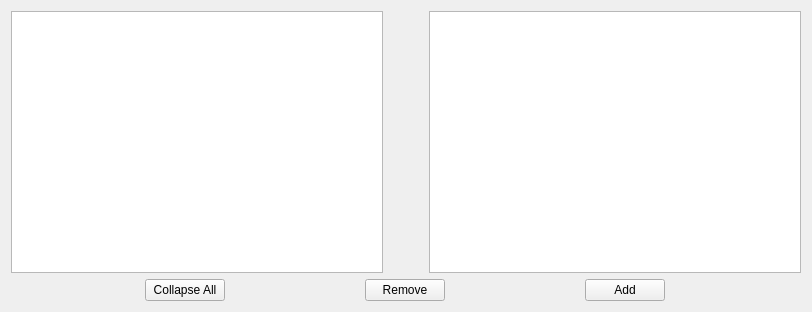
This is forms/maintab_items.ui in cbnolok/Leviathan as Qt 5 draws it before an edit. The edited form follows.
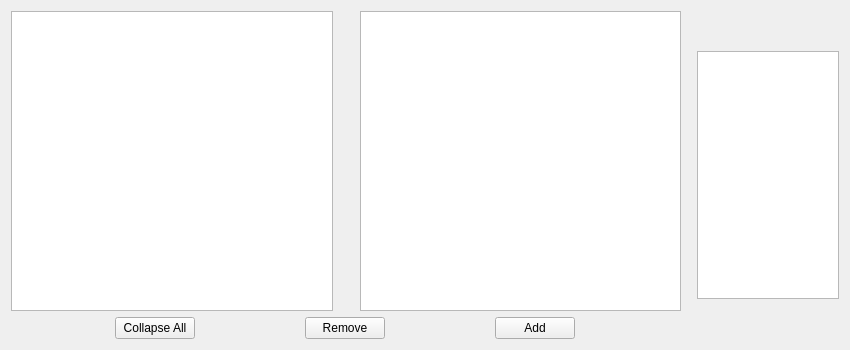
This is the edited form.

Patch:
```diff
--- a/forms/maintab_items.ui
+++ b/forms/maintab_items.ui
@@ -6,8 +6,8 @@
    <rect>
     <x>0</x>
     <y>0</y>
-    <width>812</width>
-    <height>312</height>
+    <width>850</width>
+    <height>350</height>
    </rect>
   </property>
   <property name="windowTitle">
@@ -15,43 +15,20 @@
   </property>
   <layout class="QVBoxLayout" name="verticalLayout">
    <item>
-    <layout class="QVBoxLayout" name="VerticalLayout">
-     <item>
-      <layout class="QHBoxLayout" name="horizontalLayout2_lists">
-       <item>
-        <widget class="QTreeView" name="treeView_organizer">
-         <property name="editTriggers">
-          <set>QAbstractItemView::NoEditTriggers</set>
-         </property>
-         <attribute name="headerVisible">
-          <bool>false</bool>
-         </attribute>
-         <attribute name="headerDefaultSectionSize">
-          <number>18</number>
-         </attribute>
-         <attribute name="headerMinimumSectionSize">
-          <number>18</number>
-         </attribute>
-        </widget>
-       </item>
-       <item>
-        <spacer name="horizontalSpacer_lists">
-         <property name="orientation">
-          <enum>Qt::Horizontal</enum>
-         </property>
-         <property name="sizeType">
-          <enum>QSizePolicy::Fixed</enum>
-         </property>
-         <property name="sizeHint" stdset="0">
-          <size>
-           <width>40</width>
-           <height>20</height>
-          </size>
-         </property>
-        </spacer>
-       </item>
-       <item>
+    <layout class="QGridLayout" name="gridLayout_main" columnstretch="20,1,4">
+     <item row="0" column="0">
+      <layout class="QGridLayout" name="gridLayout_lists">
+       <property name="sizeConstraint">
+        <enum>QLayout::SetDefaultConstraint</enum>
+       </property>
+       <item row="0" column="2">
         <widget class="QTreeView" name="treeView_objList">
+         <property name="sizePolicy">
+          <sizepolicy hsizetype="Expanding" vsizetype="Expanding">
+           <horstretch>4</horstretch>
+           <verstretch>0</verstretch>
+          </sizepolicy>
+         </property>
          <property name="editTriggers">
           <set>QAbstractItemView::NoEditTriggers</set>
          </property>
@@ -69,51 +46,157 @@
          </attribute>
         </widget>
        </item>
-      </layout>
-     </item>
-     <item>
-      <layout class="QHBoxLayout" name="horizontalLayout2_buttons">
-       <item>
-        <widget class="QPushButton" name="pushButton_collapseAll">
+       <item row="0" column="1">
+        <spacer name="horizontalSpacer_lists">
+         <property name="orientation">
+          <enum>Qt::Horizontal</enum>
+         </property>
+         <property name="sizeType">
+          <enum>QSizePolicy::Fixed</enum>
+         </property>
+         <property name="sizeHint" stdset="0">
+          <size>
+           <width>15</width>
+           <height>20</height>
+          </size>
+         </property>
+        </spacer>
+       </item>
+       <item row="0" column="0">
+        <widget class="QTreeView" name="treeView_organizer">
          <property name="sizePolicy">
-          <sizepolicy hsizetype="Fixed" vsizetype="Fixed">
-           <horstretch>0</horstretch>
+          <sizepolicy hsizetype="Expanding" vsizetype="Expanding">
+           <horstretch>4</horstretch>
            <verstretch>0</verstretch>
           </sizepolicy>
          </property>
-         <property name="text">
-          <string>Collapse All</string>
+         <property name="editTriggers">
+          <set>QAbstractItemView::NoEditTriggers</set>
          </property>
+         <attribute name="headerVisible">
+          <bool>false</bool>
+         </attribute>
+         <attribute name="headerDefaultSectionSize">
+          <number>18</number>
+         </attribute>
+         <attribute name="headerMinimumSectionSize">
+          <number>18</number>
+         </attribute>
         </widget>
        </item>
+       <item row="1" column="0" colspan="3">
+        <layout class="QHBoxLayout" name="horizontalLayout3_list_buttons">
+         <item>
+          <widget class="QPushButton" name="pushButton_collapseAll">
+           <property name="sizePolicy">
+            <sizepolicy hsizetype="Fixed" vsizetype="Fixed">
+             <horstretch>0</horstretch>
+             <verstretch>0</verstretch>
+            </sizepolicy>
+           </property>
+           <property name="text">
+            <string>Collapse All</string>
+           </property>
+          </widget>
+         </item>
+         <item>
+          <widget class="QPushButton" name="pushButton_remove">
+           <property name="sizePolicy">
+            <sizepolicy hsizetype="Fixed" vsizetype="Fixed">
+             <horstretch>0</horstretch>
+             <verstretch>0</verstretch>
+            </sizepolicy>
+           </property>
+           <property name="text">
+            <string>Remove</string>
+           </property>
+          </widget>
+         </item>
+         <item>
+          <widget class="QPushButton" name="pushButton_add">
+           <property name="sizePolicy">
+            <sizepolicy hsizetype="Fixed" vsizetype="Fixed">
+             <horstretch>0</horstretch>
+             <verstretch>0</verstretch>
+            </sizepolicy>
+           </property>
+           <property name="text">
+            <string>Add</string>
+           </property>
+          </widget>
+         </item>
+        </layout>
+       </item>
+      </layout>
+     </item>
+     <item row="0" column="2">
+      <layout class="QVBoxLayout" name="verticalLayout_img">
        <item>
-        <widget class="QPushButton" name="pushButton_remove">
-         <property name="sizePolicy">
-          <sizepolicy hsizetype="Fixed" vsizetype="Fixed">
-           <horstretch>0</horstretch>
-           <verstretch>0</verstretch>
-          </sizepolicy>
+        <spacer name="verticalSpacer">
+         <property name="orientation">
+          <enum>Qt::Vertical</enum>
          </property>
-         <property name="text">
-          <string>Remove</string>
+         <property name="sizeType">
+          <enum>QSizePolicy::Minimum</enum>
          </property>
-        </widget>
+         <property name="sizeHint" stdset="0">
+          <size>
+           <width>20</width>
+           <height>40</height>
+          </size>
+         </property>
+        </spacer>
        </item>
        <item>
-        <widget class="QPushButton" name="pushButton_add">
+        <widget class="QGraphicsView" name="graphicsView">
          <property name="sizePolicy">
-          <sizepolicy hsizetype="Fixed" vsizetype="Fixed">
+          <sizepolicy hsizetype="Expanding" vsizetype="Expanding">
            <horstretch>0</horstretch>
            <verstretch>0</verstretch>
           </sizepolicy>
          </property>
-         <property name="text">
-          <string>Add</string>
+         <property name="minimumSize">
+          <size>
+           <width>142</width>
+           <height>128</height>
+          </size>
          </property>
         </widget>
        </item>
+       <item>
+        <spacer name="verticalSpacer_2">
+         <property name="orientation">
+          <enum>Qt::Vertical</enum>
+         </property>
+         <property name="sizeType">
+          <enum>QSizePolicy::Minimum</enum>
+         </property>
+         <property name="sizeHint" stdset="0">
+          <size>
+           <width>20</width>
+           <height>40</height>
+          </size>
+         </property>
+        </spacer>
+       </item>
       </layout>
      </item>
+     <item row="0" column="1">
+      <spacer name="horizontalSpacer">
+       <property name="orientation">
+        <enum>Qt::Horizontal</enum>
+       </property>
+       <property name="sizeType">
+        <enum>QSizePolicy::Fixed</enum>
+       </property>
+       <property name="sizeHint" stdset="0">
+        <size>
+         <width>10</width>
+         <height>20</height>
+        </size>
+       </property>
+      </spacer>
+     </item>
     </layout>
    </item>
   </layout>
```
Left out of the diff: 6 changed lines with no effect on the pictures.
